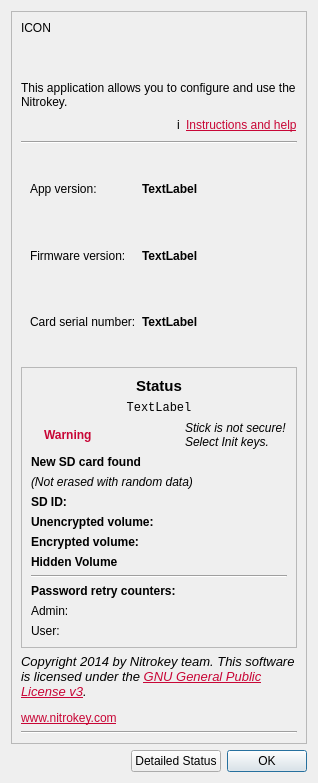
The window that ui/aboutdialog.ui (Nitrokey/nitrokey-app) describes before a commit, drawn with Qt 5.
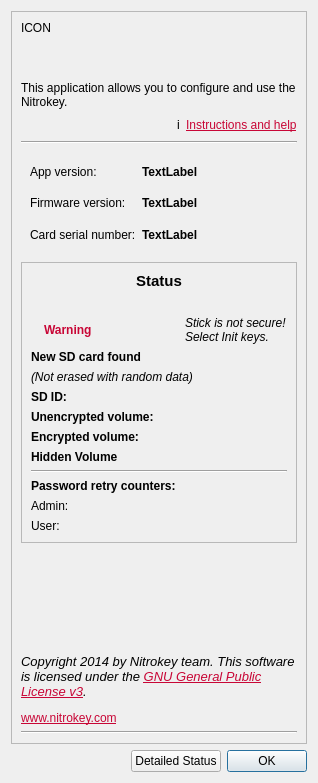
The same window after the commit. Icons and pictures are not drawn.

Commit message: about dialog small gui fixes

What changed in the file:
```diff
--- a/ui/aboutdialog.ui
+++ b/ui/aboutdialog.ui
@@ -219,6 +219,15 @@
       </item>
       <item>
        <widget class="QScrollArea" name="scrollArea">
+        <property name="sizePolicy">
+         <sizepolicy hsizetype="MinimumExpanding" vsizetype="MinimumExpanding">
+          <horstretch>0</horstretch>
+          <verstretch>0</verstretch>
+         </sizepolicy>
+        </property>
+        <property name="sizeAdjustPolicy">
+         <enum>QAbstractScrollArea::AdjustToContents</enum>
+        </property>
         <property name="widgetResizable">
          <bool>true</bool>
         </property>
@@ -263,7 +272,7 @@
              </font>
             </property>
             <property name="text">
-             <string>TextLabel</string>
+             <string/>
             </property>
             <property name="alignment">
              <set>Qt::AlignHCenter|Qt::AlignTop</set>
@@ -302,7 +311,7 @@
               </property>
               <property name="sizeHint" stdset="0">
                <size>
-                <width>40</width>
+                <width>0</width>
                 <height>0</height>
                </size>
               </property>
@@ -319,6 +328,9 @@
                <string>Stick is not secure!
 Select Init keys.</string>
               </property>
+              <property name="wordWrap">
+               <bool>true</bool>
+              </property>
              </widget>
             </item>
            </layout>
@@ -505,6 +517,19 @@
         </widget>
        </widget>
       </item>
+      <item>
+       <spacer name="verticalSpacer">
+        <property name="orientation">
+         <enum>Qt::Vertical</enum>
+        </property>
+        <property name="sizeHint" stdset="0">
+         <size>
+          <width>20</width>
+          <height>0</height>
+         </size>
+        </property>
+       </spacer>
+      </item>
       <item>
        <widget class="QLabel" name="AboutLabel_2">
         <property name="text">
```
The commit also changes 1 other file.
